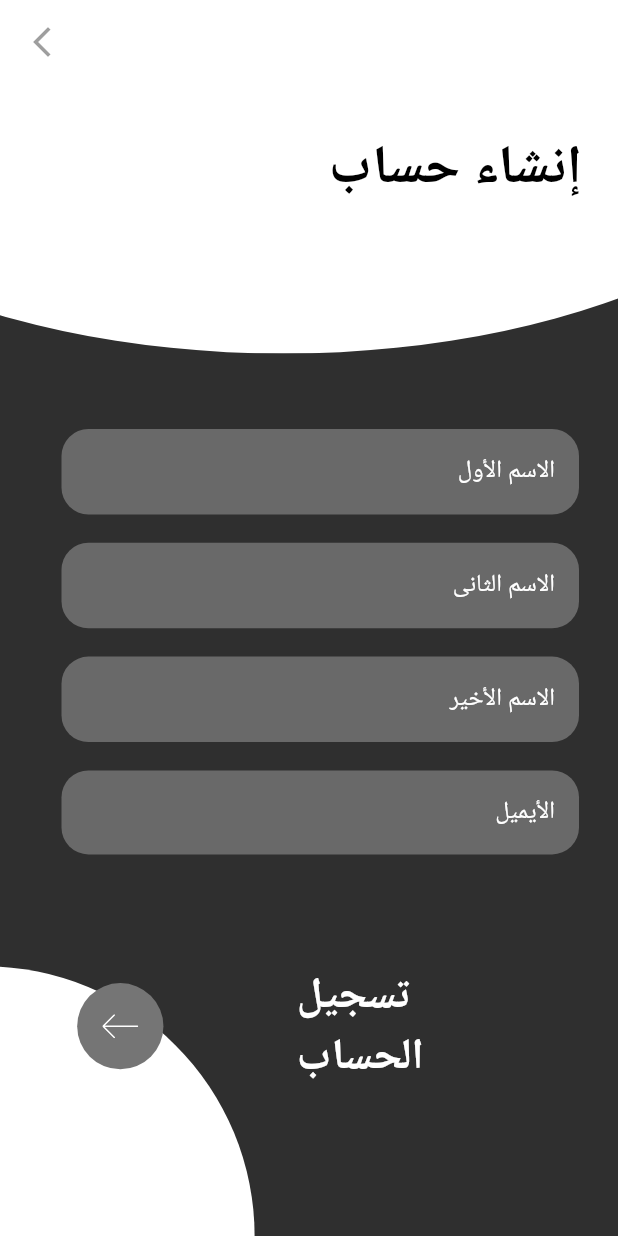
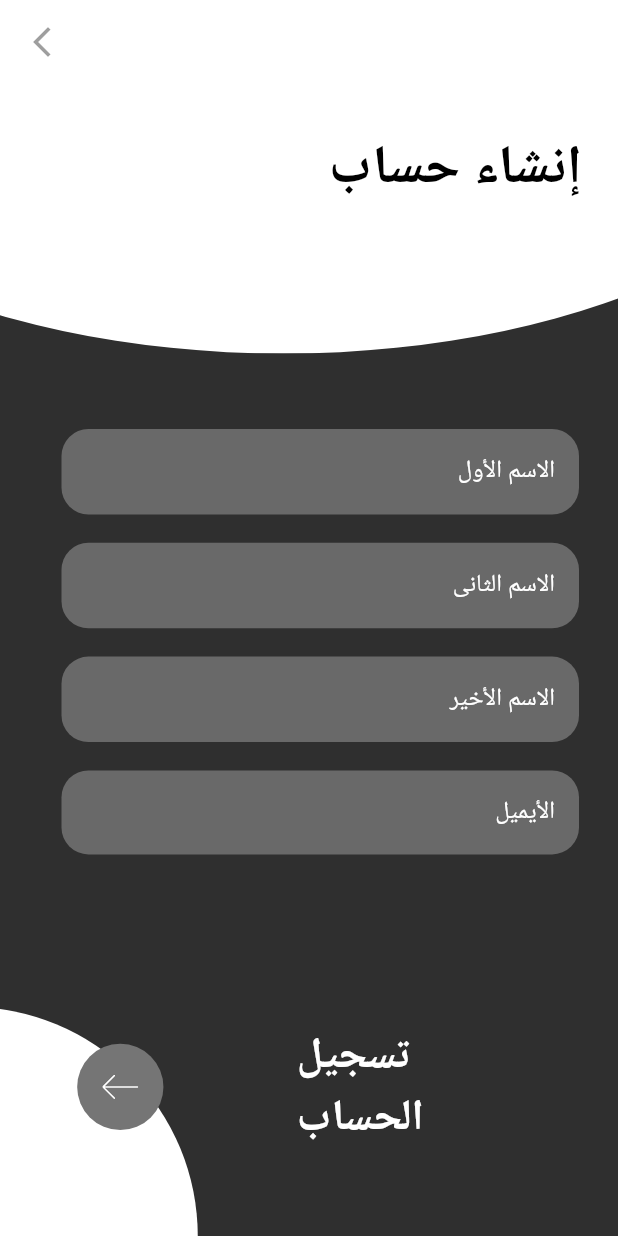
Before and after one commit to mohammedhedaya/-Sar-aat-Al-Tasweeq, a Flutter app: the SignUpView screen opened by its route, on a phone screen of 412 x 824 dp. Run offline on Flutter 3.47's test engine with Material 3 defaults, Android fonts, the phone set to English and light mode, and no system bars; our stand-ins replace device_preview, flutter_bloc, flutter_screenutil, flutter_svg, go_router, pinput and 1 more; accounts and stored records are empty.

Commit message:
Add Validation to SignUpView & Fix Issues in SignUpProfileView

```diff
--- a/lib/core/router/app_router.dart
+++ b/lib/core/router/app_router.dart
@@ -33,7 +33,10 @@ final GoRouter router = GoRouter(
     ),
     GoRoute(
       path: '/signUpView',
-      builder: (context, state) => const SignUpView(),
+      builder: (context, state) => BlocProvider(
+        create: (context) => AuthCubit(),
+        child: const SignUpView(),
+      ),
     ),
     GoRoute(
       path: '/signUpProfileView',
--- a/lib/features/auth/presentation/cubit/auth_cubit.dart
+++ b/lib/features/auth/presentation/cubit/auth_cubit.dart
@@ -6,6 +6,7 @@ class AuthCubit extends Cubit<AuthState> {
   AuthCubit() : super(AuthInitial());
 
   GlobalKey<FormState> loginFormKey = GlobalKey<FormState>();
+  GlobalKey<FormState> signUpFormKey = GlobalKey<FormState>();
   GlobalKey<FormState> signUpProfileFormKey = GlobalKey<FormState>();
   bool? obscurePasswordTextValue = true;
   String? firstName;
--- a/lib/features/auth/presentation/views/signup/sign_up_otp_view.dart
+++ b/lib/features/auth/presentation/views/signup/sign_up_otp_view.dart
@@ -89,7 +89,9 @@ class _SignUpOTPViewState extends State<SignUpOTPView> {
                       borderRadius: BorderRadius.circular(5.r),
                     ),
                   ),
-                  onCompleted: (pin) {},
+                  onCompleted: (pin) {
+                    context.push('/successSignUpView');
+                  },
                   onChanged: (value) {},
                   onSubmitted: (value) {},
                 ),
--- a/lib/features/auth/presentation/views/signup/sign_up_profile.dart
+++ b/lib/features/auth/presentation/views/signup/sign_up_profile.dart
@@ -69,10 +69,8 @@ class SignUpProfileView extends StatelessWidget {
                         keyboardType: TextInputType.phone,
                         prefixIcon: InkWell(
                           onTap: () {},
-                          child: Expanded(
                           child: Container(
                             constraints: BoxConstraints(
-                                minHeight: 67.h,
                               minWidth: 95.w,
                             ),
                             width: 95.w,
@@ -102,7 +100,6 @@ class SignUpProfileView extends StatelessWidget {
                                   ),
                                 ),
                               ],
-                              ),
                             ),
                           ),
                         ),
--- a/lib/features/auth/presentation/widgets/sign_up_view_body.dart
+++ b/lib/features/auth/presentation/widgets/sign_up_view_body.dart
@@ -1,20 +1,27 @@
 import 'package:flutter/material.dart';
+import 'package:flutter_bloc/flutter_bloc.dart';
 import 'package:flutter_screenutil/flutter_screenutil.dart';
 import 'package:flutter_svg/svg.dart';
 import 'package:go_router/go_router.dart';
 import 'package:shopping_chart/core/utils/app_colors.dart';
 import 'package:shopping_chart/core/utils/app_text_style.dart';
 import 'package:shopping_chart/core/utils/assets.dart';
+import 'package:shopping_chart/features/auth/presentation/cubit/auth_cubit.dart';
+import 'package:shopping_chart/features/auth/presentation/cubit/auth_state.dart';
 import 'package:shopping_chart/features/auth/presentation/widgets/auth_text_field.dart';
 
 class SignUpViewBody extends StatelessWidget {
-  const SignUpViewBody({
-    super.key,
-  });
+  const SignUpViewBody({super.key});
 
   @override
   Widget build(BuildContext context) {
-    return Stack(
+    return BlocConsumer<AuthCubit, AuthState>(
+      listener: (context, state) {},
+      builder: (context, state) {
+        AuthCubit cubit = BlocProvider.of<AuthCubit>(context);
+        return Form(
+          key: cubit.signUpFormKey,
+          child: Stack(
             children: [
               Positioned(
                 top: 0,
@@ -44,17 +51,23 @@ class SignUpViewBody extends StatelessWidget {
                   children: [
                     CustomAuthTextField(
                       hintText: 'الاسم الأول',
-                onChanged: (firstName) {},
+                      onChanged: (firstName) {
+                        cubit.firstName = firstName;
+                      },
                     ),
                     SizedBox(height: 21.h),
                     CustomAuthTextField(
                       hintText: 'الاسم الثانى',
-                onChanged: (secondName) {},
+                      onChanged: (secondName) {
+                        cubit.secondName = secondName;
+                      },
                     ),
                     SizedBox(height: 21.h),
                     CustomAuthTextField(
                       hintText: 'الاسم الأخير',
-                onChanged: (lastName) {},
+                      onChanged: (lastName) {
+                        cubit.lastName = lastName;
+                      },
                     ),
                     SizedBox(height: 21.h),
                     CustomAuthTextField(
@@ -70,7 +83,9 @@ class SignUpViewBody extends StatelessWidget {
                         }
                         return null;
                       },
-                onChanged: (email) {},
+                      onChanged: (email) {
+                        cubit.email = email;
+                      },
                     ),
                     SizedBox(height: 7.h),
                   ],
@@ -78,10 +93,10 @@ class SignUpViewBody extends StatelessWidget {
               ),
               Positioned(
                 bottom: 0,
-          left: -50,
+                left: -50.w,
                 child: Container(
-            height: 200.h,
-            width: 200.w,
+                  height: 170.h,
+                  width: 170.w,
                   decoration: const BoxDecoration(
                     color: AppColors.whiteColor,
                     borderRadius: BorderRadius.only(
@@ -91,13 +106,15 @@ class SignUpViewBody extends StatelessWidget {
                 ),
               ),
               Positioned(
-          bottom: 110.h,
+                bottom: 65.h,
                 left: 41.w,
                 child: Row(
                   children: [
                     InkWell(
                       onTap: () {
+                        if (cubit.signUpFormKey.currentState!.validate()) {
                           context.push('/signUpProfileView');
+                        }
                       },
                       child: Container(
                         constraints: BoxConstraints(
@@ -124,6 +141,9 @@ class SignUpViewBody extends StatelessWidget {
                 ),
               ),
             ],
+          ),
+        );
+      },
     );
   }
 }
```
Lines whose indentation alone changed are shown as unchanged.
